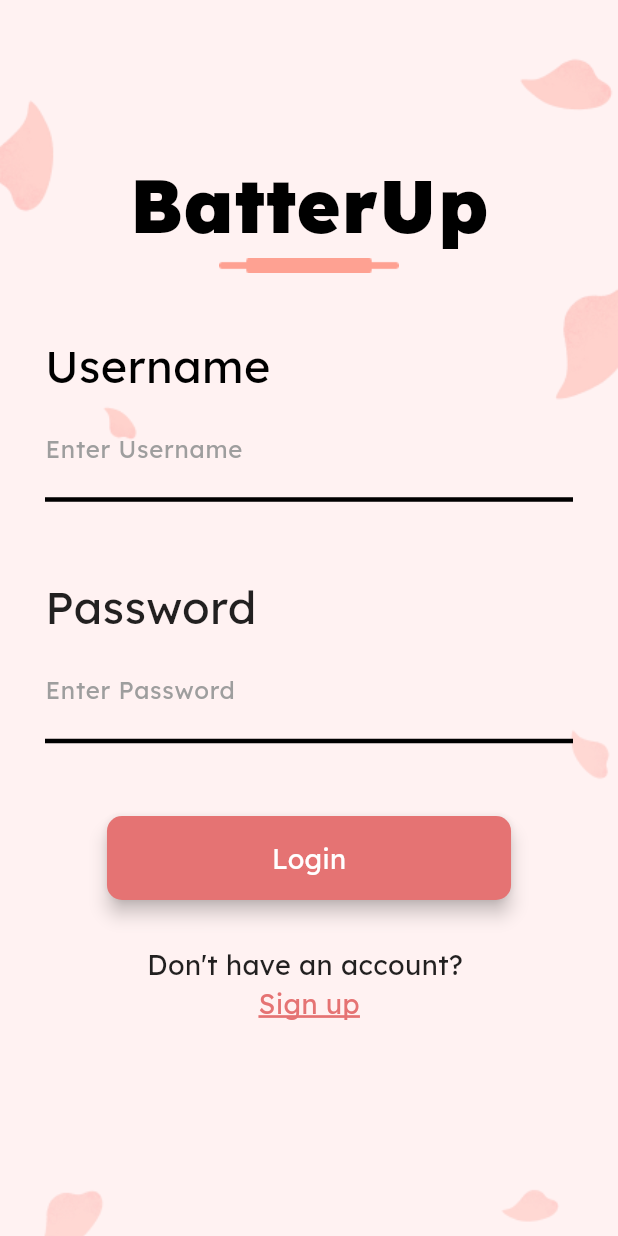
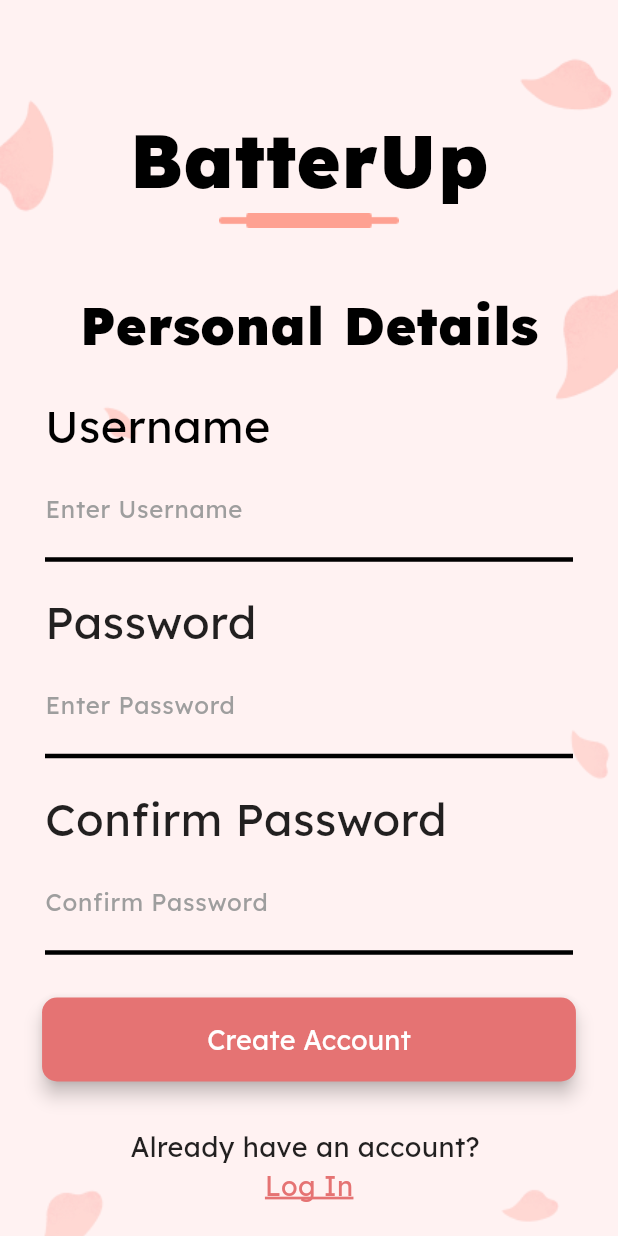
Before and after one commit to Chayy04/butter_upp, a Flutter app: the screen it shows after launch, after a tap on "Sign up", on a phone screen of 412 x 824 dp. Run offline on Flutter 3.47's test engine with Material 3 defaults, Android fonts, the phone set to English and light mode, and no system bars.

Commit message:
Sign Up Page added

```diff
--- /dev/null
+++ b/lib/background_widget.dart
@@ -0,0 +1,17 @@
+import 'package:flutter/material.dart';
+
+class BackgroundWidget extends StatelessWidget {
+  const BackgroundWidget({super.key});
+
+  @override
+  Widget build(BuildContext context) {
+    return Container(
+      decoration: const BoxDecoration(
+        image: DecorationImage(
+          image: AssetImage('images/bg.png'),
+          fit: BoxFit.cover,
+        ),
+      ),
+    );
+  }
+}
--- a/lib/main.dart
+++ b/lib/main.dart
@@ -1,33 +1,31 @@
 import 'package:flutter/material.dart';
 import 'package:flutter/services.dart';
+
+import 'package:butter_upp/signup_page.dart';
+import 'background_widget.dart';// Import SignUpPage
+
 
 void main() {
   SystemChrome.setSystemUIOverlayStyle(SystemUiOverlayStyle(
     statusBarColor: Colors.red.shade300,
   ));
 
-  runApp(MaterialApp(
+  runApp(const MaterialApp(
     debugShowCheckedModeBanner: false,
     home: Scaffold(
       body: Stack(
         children: [
-          // Background Image
-          Container(
-            decoration: const BoxDecoration(
-              image: DecorationImage(
-                image: AssetImage('images/bg.png'),
-                fit: BoxFit.cover,
-              ),
-            ),
-          ),
-          // Foreground (e.g., your LoginPage)
-          const LoginPage(),
+          // Reuse the BackgroundWidget from the widget folder
+          BackgroundWidget(),
+          // Foreground (LoginPage or your SignUpPage)
+          LoginPage(),
         ],
       ),
     ),
   ));
 }
 
+//Login Page
 class LoginPage extends StatefulWidget {
   const LoginPage({super.key});
 
@@ -185,7 +183,13 @@ class _LoginPageState extends State<LoginPage> {
                     ),
                     GestureDetector(
                       onTap: () {
-                        debugPrint('Sign up tapped!');
+                        // Navigate to the SignUpPage when 'Sign up' is tapped
+                        Navigator.push(
+                          context,
+                          MaterialPageRoute(
+                            builder: (context) => const SignUpPage(),
+                          ),
+                        );
                       },
                       child: Text(
                         'Sign up',
--- /dev/null
+++ b/lib/signup_page.dart
@@ -0,0 +1,252 @@
+import 'package:butter_upp/main.dart';
+import 'package:flutter/material.dart';
+import 'background_widget.dart'; // Import the background widget
+
+class SignUpPage extends StatefulWidget {
+  const SignUpPage({super.key});
+
+  @override
+  State<SignUpPage> createState() => _SignUpPageState();
+}
+
+class _SignUpPageState extends State<SignUpPage> {
+  @override
+  Widget build(BuildContext context) {
+    return Scaffold(
+      body: Stack(
+        children: [
+          // Reuse the BackgroundWidget from the widget folder
+          const BackgroundWidget(),
+          // Your SignUpPage content
+          SafeArea(
+            child: SingleChildScrollView(
+              child: Center(
+                child: Column(
+                  mainAxisAlignment: MainAxisAlignment.start,
+                  crossAxisAlignment: CrossAxisAlignment.center,
+                  children: [
+                    // Project Name at the top
+                    const SizedBox(height: 70.0),
+                    const Text(
+                      'BatterUp',
+                      style: TextStyle(
+                        fontFamily: 'Lexend',
+                        fontSize: 50.0,
+                        fontWeight: FontWeight.bold,
+                        color: Colors.black,
+                      ),
+                    ),
+                    Image.asset(
+                      'images/woodroll.png',  // Path to your image
+                      //fit: BoxFit.cover, // This ensures the image fills the available space
+                      width: double.infinity,  // Makes the image take up the full width
+                      height: 10,  // Adjust height based on your layout
+                    ),
+                    const SizedBox(height: 40.0),
+                    const Text(
+                      'Personal Details',
+                      style: TextStyle(
+                        fontFamily: 'Lexend',
+                        fontSize: 35.0,
+                        fontWeight: FontWeight.bold,
+                        color: Colors.black,
+                      ),
+                    ),
+                    const SizedBox(height: 20.0),
+
+                    // Username Label and Input
+                     Container(
+                      padding: const EdgeInsets.symmetric(horizontal: 30.0),
+                      child: const Column(
+                        crossAxisAlignment: CrossAxisAlignment.start,
+                        children: [
+                          Text(
+                            'Username',
+                            style: TextStyle(
+                              fontFamily: 'Lexend',
+                              color: Colors.black,
+                              fontSize: 30.0,
+                            ),
+                          ),
+                          SizedBox(height: 10.0),
+                          TextField(
+                            decoration: InputDecoration(
+                              hintText: 'Enter Username',
+                              hintStyle: TextStyle(
+                                fontFamily: 'Lexend',
+                                color: Colors.grey,
+                              ),
+                              border: InputBorder.none,
+                            ),
+                            style: TextStyle(
+                              color: Colors.black,
+                            ),
+                          ),
+                          Divider(
+                            color: Colors.black,
+                            thickness: 3.0,
+                            height: 20,
+                          ),
+                        ],
+                      ),
+                    ),
+
+                    const SizedBox(height: 10.0),
+
+                    // Password Label and Input
+                    Container(
+                      padding: const EdgeInsets.symmetric(horizontal: 30.0),
+                      child: const Column(
+                        crossAxisAlignment: CrossAxisAlignment.start,
+                        children: [
+                          Text(
+                            'Password',
+                            style: TextStyle(
+                              fontFamily: 'Lexend',
+                              color: Colors.black87,
+                              fontSize: 30.0,
+                            ),
+                          ),
+                          SizedBox(height: 10.0),
+                          TextField(
+                            obscureText: true,
+                            decoration: InputDecoration(
+                              hintText: 'Enter Password',
+                              hintStyle: TextStyle(
+                                fontFamily: 'Lexend',
+                                color: Colors.grey,
+                              ),
+                              border: InputBorder.none,
+                            ),
+                            style: TextStyle(
+                              color: Colors.black,
+                            ),
+                          ),
+                          Divider(
+                            color: Colors.black,
+                            thickness: 3.0,
+                            height: 20,
+                          ),
+                        ],
+                      ),
+                    ),
+
+                    const SizedBox(height: 10.0),
+
+                    //Confirm Password and Input
+                    Container(
+                      padding: const EdgeInsets.symmetric(horizontal: 30.0),
+                      child: const Column(
+                        crossAxisAlignment: CrossAxisAlignment.start,
+                        children: [
+                          Text(
+                            'Confirm Password',
+                            style: TextStyle(
+                              fontFamily: 'Lexend',
+                              color: Colors.black87,
+                              fontSize: 30.0,
+                            ),
+                          ),
+                          SizedBox(height: 10.0),
+                          TextField(
+                            obscureText: true,
+                            decoration: InputDecoration(
+                              hintText: 'Confirm Password',
+                              hintStyle: TextStyle(
+                                fontFamily: 'Lexend',
+                                color: Colors.grey,
+                              ),
+                              border: InputBorder.none,
+                            ),
+                            style: TextStyle(
+                              color: Colors.black,
+                            ),
+                          ),
+                          Divider(
+                            color: Colors.black,
+                            thickness: 3.0,
+                            height: 20,
+                          ),
+                        ],
+                      ),
+                    ),
+
+                    const SizedBox(height: 20.0),
+
+                    // Centered Button
+                    Center(
+                      child: ElevatedButton(
+                        onPressed: () {
+                          debugPrint('Login Button Pressed!');
+                        },
+                        style: ElevatedButton.styleFrom(
+                          backgroundColor: Colors.red.shade300,
+                          padding: const EdgeInsets.symmetric(horizontal: 110, vertical: 15),
+                          shape: RoundedRectangleBorder(
+                            borderRadius: BorderRadius.circular(10.0),
+                          ),
+                          elevation: 5,
+                        ),
+                        child: const Text(
+                          'Create Account',
+                          style: TextStyle(
+                            fontFamily: 'Lexend',
+                            fontSize: 18.0,
+                            color: Colors.white,
+                          ),
+                        ),
+                      ),
+                    ),
+
+                    const SizedBox(height: 30.0),
+
+                    // "Already have an account? Log In"
+                    Center(
+                      child: Column(
+                        mainAxisAlignment: MainAxisAlignment.center,
+                        children: [
+                          const Text(
+                            "Already have an account? ",
+                            style: TextStyle(
+                              fontFamily: 'Lexend',
+                              fontSize: 18.0,
+                              color: Colors.black87,
+                            ),
+                          ),
+                          GestureDetector(
+                            onTap: () {
+                              // Navigate to the SignUpPage when 'Sign up' is tapped
+                              Navigator.pop(
+                                context,
+                                MaterialPageRoute(
+                                  builder: (context) => const LoginPage(),
+                                ),
+                              );
+                            },
+                            child: Text(
+                              'Log In',
+                              style: TextStyle(
+                                fontFamily: 'Lexend',
+                                fontSize: 18.0,
+                                color: Colors.red.shade300,
+                                decoration: TextDecoration.underline,
+                                decorationColor: Colors.red.shade300,
+                                decorationThickness: 2.0,
+                              ),
+                            ),
+                          ),
+                        ],
+                      ),
+                    ),
+                    const SizedBox(height: 20.0),
+
+                  ],
+                ),
+              ),
+            ),
+          ),
+        ],
+      ),
+    );
+  }
+}
```
